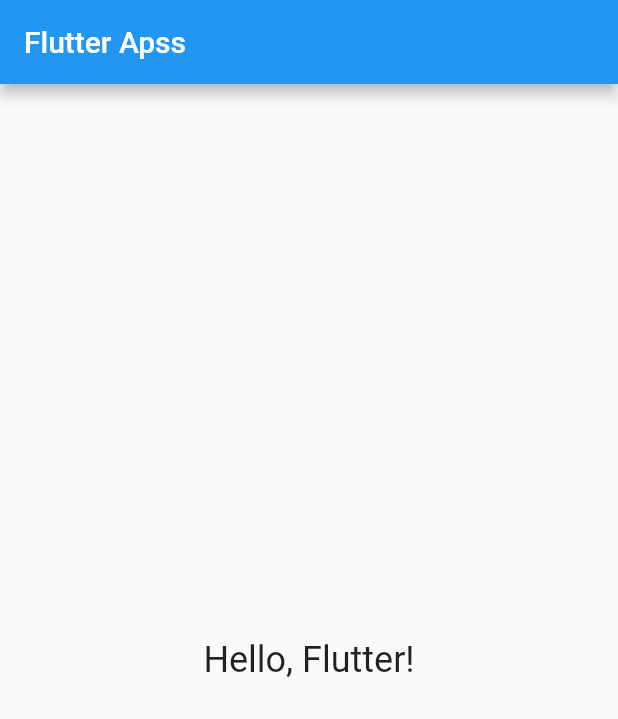
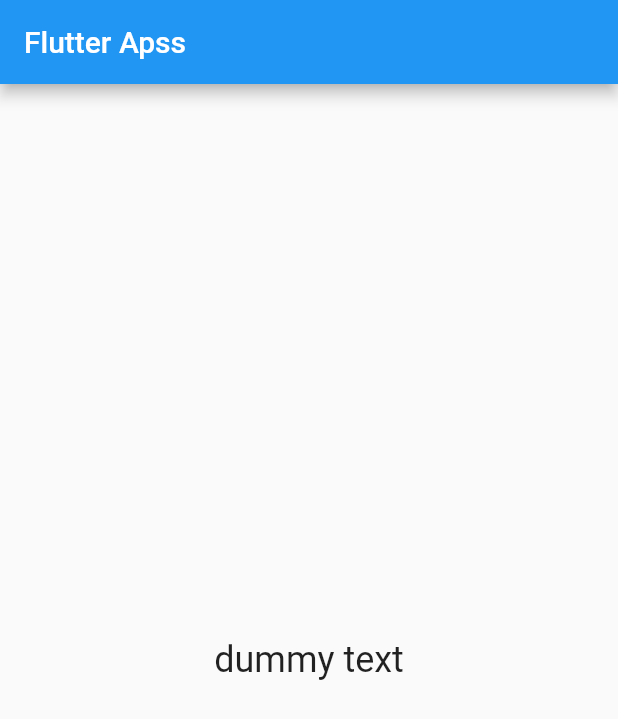
Before and after one commit to fidelmak/projectui, a Flutter app: the screen it shows after launch, on a phone screen of 412 x 824 dp. Shown: the top 719 px of the screen. Run offline on Flutter 3.47's test engine with Material 2 defaults, Android fonts, the phone set to English and light mode, and no system bars.

Commit message:
new file:   lib/home.dart

```diff
--- /dev/null
+++ b/lib/home.dart
@@ -0,0 +1,42 @@
+import 'package:flutter/material.dart';
+import 'package:http/http.dart' as http;
+import 'dart:convert';
+
+Future<void> fetchData() async {
+  var url = Uri.parse(
+      'https://646b7d727d3c1cae4ce3e29f.mockapi.io/api/vi/transactions');
+  var response = await http.get(url);
+
+  if (response.statusCode == 200) {
+    // Request successful, parse the JSON response
+    var jsonData = json.decode(response.body);
+    // Process the data as needed
+    print(jsonData);
+  } else {
+    // Request failed
+    print('Request failed with status: ${response.statusCode}.');
+  }
+  fetchData();
+}
+
+class MyHomePage extends StatefulWidget {
+  @override
+  State<MyHomePage> createState() => _MyHomePageState();
+}
+
+class _MyHomePageState extends State<MyHomePage> {
+  @override
+  Widget build(BuildContext context) {
+    return Scaffold(
+      appBar: AppBar(
+        title: Text('Flutter Apss'),
+      ),
+      body: Center(
+        child: Text(
+          'dummy text',
+          style: TextStyle(fontSize: 24),
+        ),
+      ),
+    );
+  }
+}
--- a/lib/main.dart
+++ b/lib/main.dart
@@ -1,4 +1,5 @@
 import 'package:flutter/material.dart';
+import 'home.dart';
 
 void main() {
   runApp(MyApp());
@@ -16,20 +17,3 @@
     );
   }
 }
-
-class MyHomePage extends StatelessWidget {
-  @override
-  Widget build(BuildContext context) {
-    return Scaffold(
-      appBar: AppBar(
-        title: Text('Flutter Apss'),
-      ),
-      body: Center(
-        child: Text(
-          'Hello, Flutter!',
-          style: TextStyle(fontSize: 24),
-        ),
-      ),
-    );
-  }
-}
--- a/pubspec.yaml
+++ b/pubspec.yaml
@@ -30,6 +30,7 @@
 dependencies:
   flutter:
     sdk: flutter
+  http: ^0.13.3
 
 
   # The following adds the Cupertino Icons font to your application.
```
Also changed, not shown: pubspec.lock.
